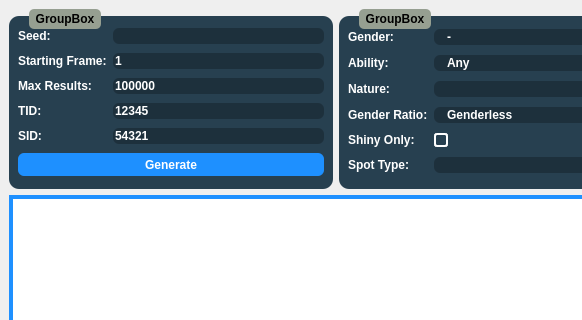
Above: Forms/Gen3/PokeSpot.ui from Admiral-Fish/PokeFinder before the change; both pictures show x 0 to 582 and y 0 to 320 of the 698 by 600 pixel window. Below: the same form after it.
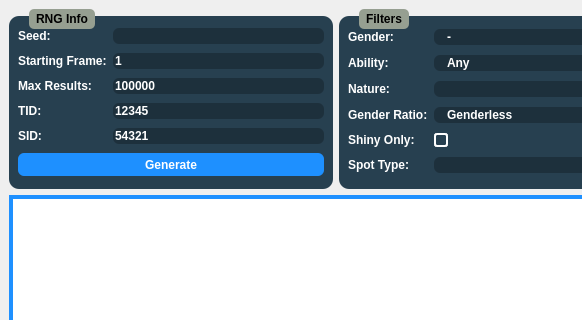
That is the form after the change. Icons and pictures are not drawn. Custom widgets are drawn as their Qt base class.

Diff of the .ui file:
```diff
--- a/Forms/Gen3/PokeSpot.ui
+++ b/Forms/Gen3/PokeSpot.ui
@@ -138,7 +138,7 @@
        </size>
       </property>
       <property name="title">
-       <string>GroupBox</string>
+       <string>RNG Info</string>
       </property>
       <layout class="QGridLayout" name="gridLayout">
        <item row="0" column="0">
@@ -253,7 +253,7 @@
        </size>
       </property>
       <property name="title">
-       <string>GroupBox</string>
+       <string>Filters</string>
       </property>
       <layout class="QGridLayout" name="gridLayout_2">
        <item row="0" column="0">
```
